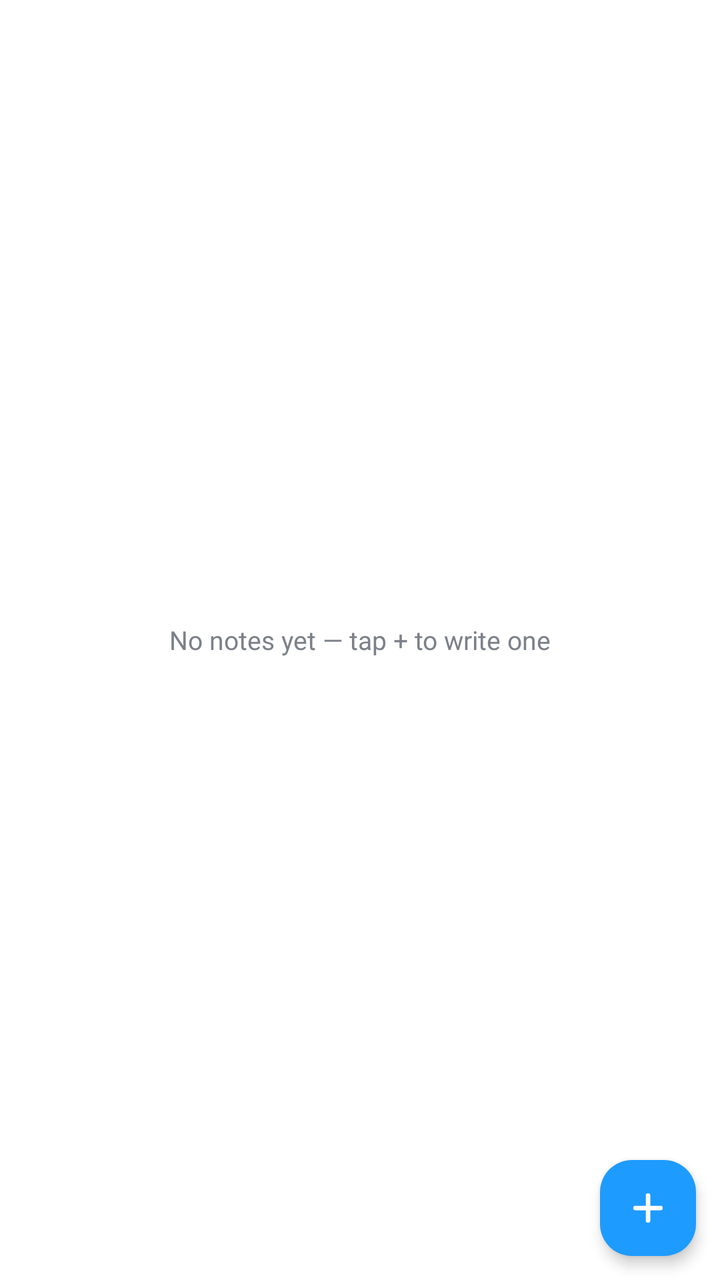
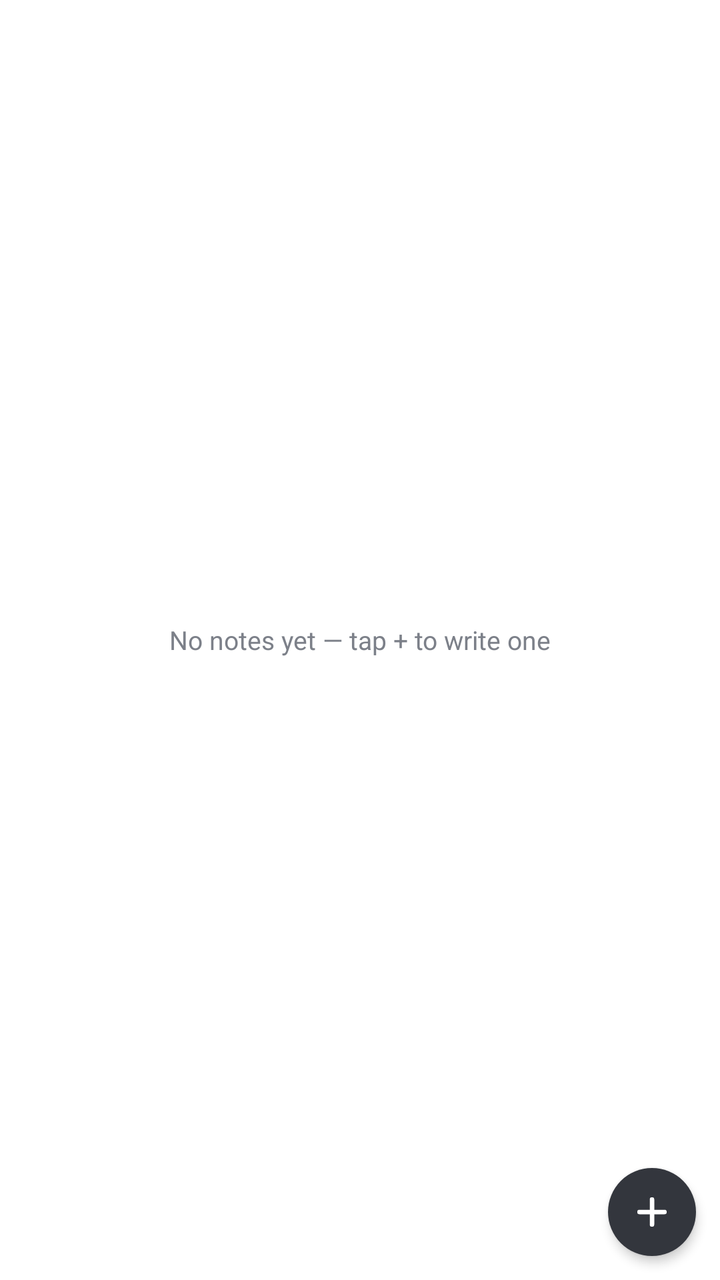

An Android layout rendered at two revisions. The XML below is the earlier revision; the diff shows what the commit changed to produce the second picture.
<!-- AndroidManifest.xml: application theme Theme.eve -->
<!-- res/layout/widget_notes.xml -->
<?xml version="1.0" encoding="utf-8"?>
<FrameLayout xmlns:android="http://schemas.android.com/apk/res/android"
    android:id="@android:id/background"
    android:layout_width="match_parent"
    android:layout_height="match_parent"
    android:background="@drawable/widget_bg"
    android:clipToOutline="true">

    <LinearLayout
        android:layout_width="match_parent"
        android:layout_height="match_parent"
        android:orientation="vertical">

        <FrameLayout
            android:layout_width="match_parent"
            android:layout_height="0dp"
            android:layout_weight="1">

            <ListView
                android:id="@+id/widget_list"
                android:layout_width="match_parent"
                android:layout_height="match_parent"
                android:clipToPadding="false"
                android:divider="@null"
                android:dividerHeight="0dp"
                android:paddingTop="6dp"
                android:paddingBottom="64dp" />

            <TextView
                android:id="@+id/widget_empty"
                android:layout_width="match_parent"
                android:layout_height="match_parent"
                android:gravity="center"
                android:padding="16dp"
                android:text="@string/widget_empty"
                android:textColor="@color/widget_dim"
                android:textSize="13sp" />
        </FrameLayout>
    </LinearLayout>

    <ImageButton
        android:id="@+id/widget_new"
        android:layout_width="48dp"
        android:layout_height="48dp"
        android:layout_gravity="bottom|end"
        android:layout_margin="12dp"
        android:background="@drawable/widget_fab_bg"
        android:contentDescription="@string/widget_new"
        android:elevation="4dp"
        android:src="@drawable/widget_plus" />
</FrameLayout>
<!-- resources referenced by this layout -->
<resources>
  <color name="widget_dim">#FF7C8089</color>
  <!-- drawable widget_bg (drawable) -->
  <?xml version="1.0" encoding="utf-8"?>
  <shape xmlns:android="http://schemas.android.com/apk/res/android">
      <solid android:color="@color/widget_bg" />
      <corners android:radius="24dp" />
  </shape>
  <!-- drawable widget_fab_bg (drawable) -->
  <?xml version="1.0" encoding="utf-8"?>
  <ripple xmlns:android="http://schemas.android.com/apk/res/android" android:color="#33FFFFFF">
      <item><shape><solid android:color="@color/widget_accent" /><corners android:radius="16dp" /></shape></item>
  </ripple>
  <!-- drawable widget_plus (drawable) -->
  <?xml version="1.0" encoding="utf-8"?>
  <vector xmlns:android="http://schemas.android.com/apk/res/android"
      android:width="20dp" android:height="20dp" android:viewportWidth="16" android:viewportHeight="16">
      <path android:pathData="M8,3v10M3,8h10" android:strokeColor="#FFFFFF" android:strokeWidth="1.8" android:strokeLineCap="round" />
  </vector>
  <string name="widget_empty">No notes yet — tap + to write one</string>
  <string name="widget_new">New note</string>
  <style name="Theme.eve" parent="Theme.MaterialComponents.DayNight.NoActionBar">
          
      </style>
  <color name="widget_bg">#FFFFFFFF</color>
  <color name="widget_accent">#FF1E9BFF</color>
</resources>

<!-- the commit's change to res/layout/widget_notes.xml (unified diff, before → after) -->
@@ -40,12 +40,12 @@
 
     <ImageButton
         android:id="@+id/widget_new"
-        android:layout_width="48dp"
-        android:layout_height="48dp"
+        android:layout_width="44dp"
+        android:layout_height="44dp"
         android:layout_gravity="bottom|end"
         android:layout_margin="12dp"
         android:background="@drawable/widget_fab_bg"
         android:contentDescription="@string/widget_new"
-        android:elevation="4dp"
+        android:elevation="3dp"
         android:src="@drawable/widget_plus" />
 </FrameLayout>
<!-- resource entries referenced after the edit -->
@@ -10,13 +10,13 @@
   <!-- drawable widget_fab_bg (drawable) -->
   <?xml version="1.0" encoding="utf-8"?>
   <ripple xmlns:android="http://schemas.android.com/apk/res/android" android:color="#33FFFFFF">
-      <item><shape><solid android:color="@color/widget_accent" /><corners android:radius="16dp" /></shape></item>
+      <item><shape android:shape="oval"><solid android:color="@color/widget_fg" /></shape></item>
   </ripple>
   <!-- drawable widget_plus (drawable) -->
   <?xml version="1.0" encoding="utf-8"?>
   <vector xmlns:android="http://schemas.android.com/apk/res/android"
       android:width="20dp" android:height="20dp" android:viewportWidth="16" android:viewportHeight="16">
-      <path android:pathData="M8,3v10M3,8h10" android:strokeColor="#FFFFFF" android:strokeWidth="1.8" android:strokeLineCap="round" />
+      <path android:pathData="M8,3v10M3,8h10" android:strokeColor="@color/widget_bg" android:strokeWidth="1.8" android:strokeLineCap="round" />
   </vector>
   <string name="widget_empty">No notes yet — tap + to write one</string>
   <string name="widget_new">New note</string>
@@ -24,6 +24,6 @@
           
       </style>
   <color name="widget_bg">#FFFFFFFF</color>
-  <color name="widget_accent">#FF1E9BFF</color>
+  <color name="widget_fg">#FF33363D</color>
 </resources>
 
